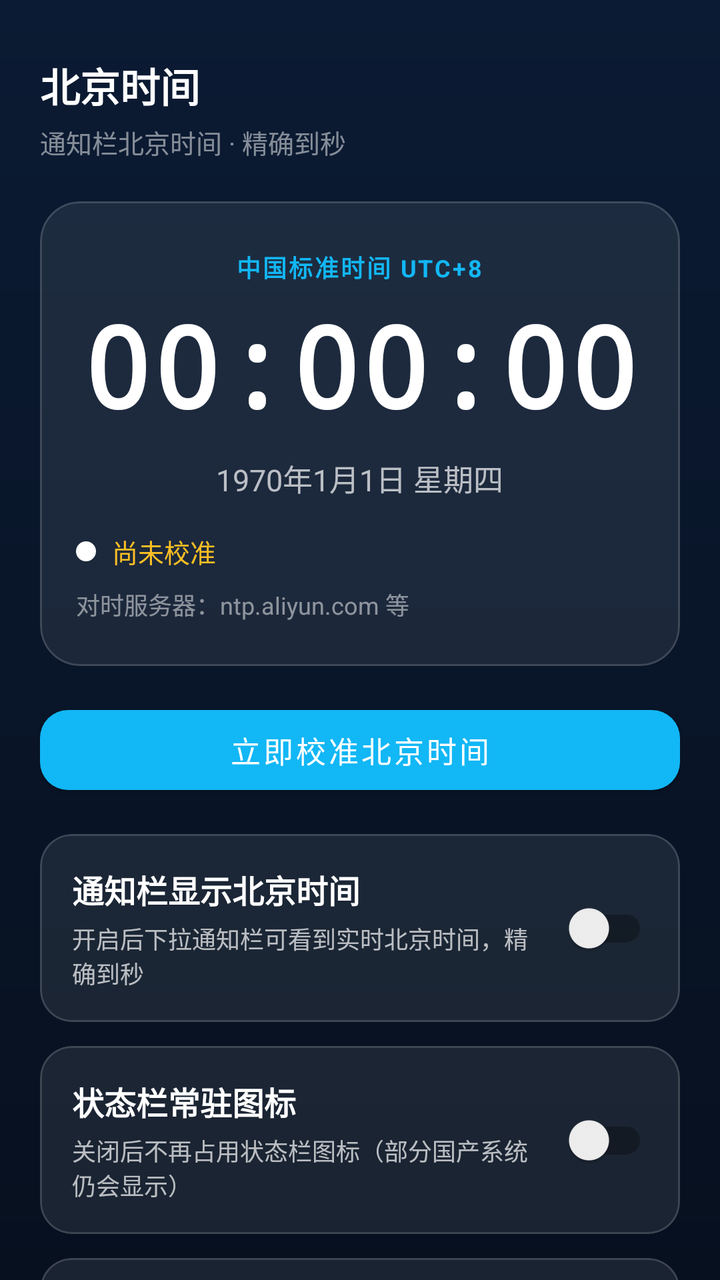
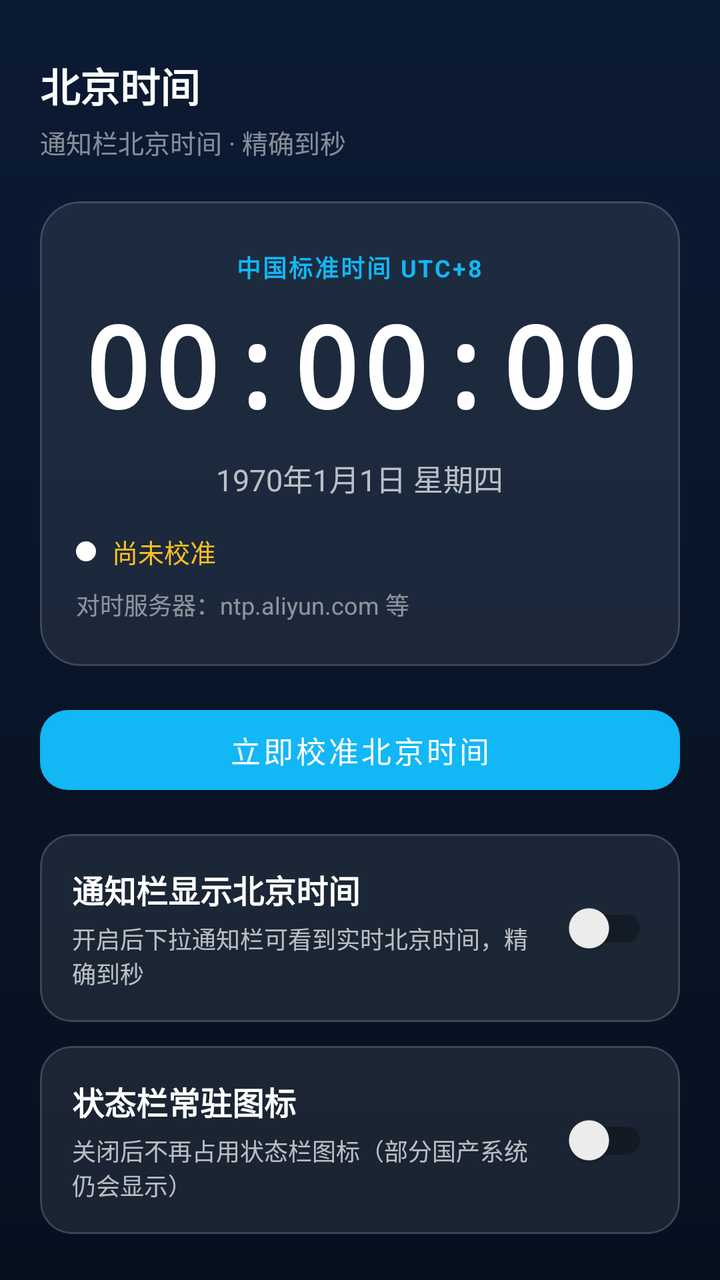

Two renders of the same Android screen: before a commit and after it. Below are the layout's source before the change and the commit's diff.
<!-- AndroidManifest.xml: application theme Theme.BeijingClock -->
<!-- res/layout/activity_main.xml -->
<?xml version="1.0" encoding="utf-8"?>
<androidx.core.widget.NestedScrollView xmlns:android="http://schemas.android.com/apk/res/android"
    xmlns:app="http://schemas.android.com/apk/res-auto"
    android:layout_width="match_parent"
    android:layout_height="match_parent"
    android:background="@drawable/bg_main"
    android:fillViewport="true">

    <LinearLayout
        android:layout_width="match_parent"
        android:layout_height="wrap_content"
        android:orientation="vertical"
        android:paddingLeft="20dp"
        android:paddingTop="28dp"
        android:paddingRight="20dp"
        android:paddingBottom="28dp">

        
        <TextView
            android:layout_width="wrap_content"
            android:layout_height="wrap_content"
            android:text="@string/app_name"
            android:textColor="@color/text_primary"
            android:textSize="20sp"
            android:textStyle="bold" />

        <TextView
            android:layout_width="wrap_content"
            android:layout_height="wrap_content"
            android:layout_marginTop="4dp"
            android:text="@string/app_subtitle"
            android:textColor="@color/text_tertiary"
            android:textSize="13sp" />

        
        <com.google.android.material.card.MaterialCardView
            android:layout_width="match_parent"
            android:layout_height="wrap_content"
            android:layout_marginTop="20dp"
            app:cardBackgroundColor="@color/card_bg"
            app:cardCornerRadius="20dp"
            app:cardElevation="0dp"
            app:strokeColor="@color/card_stroke"
            app:strokeWidth="1dp">

            <LinearLayout
                android:layout_width="match_parent"
                android:layout_height="wrap_content"
                android:gravity="center_horizontal"
                android:orientation="vertical"
                android:paddingTop="24dp"
                android:paddingBottom="22dp">

                <TextView
                    android:id="@+id/text_zone"
                    android:layout_width="wrap_content"
                    android:layout_height="wrap_content"
                    android:letterSpacing="0.08"
                    android:text="@string/zone_label"
                    android:textColor="@color/accent"
                    android:textSize="12sp"
                    android:textStyle="bold" />

                <TextView
                    android:id="@+id/text_time"
                    android:layout_width="match_parent"
                    android:layout_height="wrap_content"
                    android:layout_marginTop="10dp"
                    android:fontFamily="monospace"
                    android:gravity="center"
                    android:includeFontPadding="false"
                    android:letterSpacing="0.02"
                    android:text="00:00:00"
                    android:textColor="@color/text_primary"
                    android:textSize="56sp"
                    android:textStyle="bold" />

                <TextView
                    android:id="@+id/text_date"
                    android:layout_width="wrap_content"
                    android:layout_height="wrap_content"
                    android:layout_marginTop="10dp"
                    android:text="1970年1月1日 星期四"
                    android:textColor="@color/text_secondary"
                    android:textSize="15sp" />

                
                <LinearLayout
                    android:layout_width="match_parent"
                    android:layout_height="wrap_content"
                    android:layout_marginTop="16dp"
                    android:gravity="center_vertical"
                    android:orientation="horizontal"
                    android:paddingLeft="18dp"
                    android:paddingRight="18dp">

                    <ImageView
                        android:id="@+id/dot_status"
                        android:layout_width="10dp"
                        android:layout_height="10dp"
                        android:background="@drawable/dot_status"
                        android:contentDescription="@null" />

                    <TextView
                        android:id="@+id/text_status"
                        android:layout_width="0dp"
                        android:layout_height="wrap_content"
                        android:layout_marginLeft="8dp"
                        android:layout_weight="1"
                        android:text="尚未校准"
                        android:textColor="@color/status_warning"
                        android:textSize="13sp" />
                </LinearLayout>

                <TextView
                    android:id="@+id/text_server"
                    android:layout_width="match_parent"
                    android:layout_height="wrap_content"
                    android:layout_marginTop="8dp"
                    android:paddingLeft="18dp"
                    android:paddingRight="18dp"
                    android:text="对时服务器：ntp.aliyun.com 等"
                    android:textColor="@color/text_tertiary"
                    android:textSize="12sp" />

                <TextView
                    android:id="@+id/text_detail"
                    android:layout_width="match_parent"
                    android:layout_height="wrap_content"
                    android:layout_marginTop="6dp"
                    android:paddingLeft="18dp"
                    android:paddingRight="18dp"
                    android:textColor="@color/status_error"
                    android:textSize="12sp"
                    android:visibility="gone" />
            </LinearLayout>
        </com.google.android.material.card.MaterialCardView>

        
        <com.google.android.material.button.MaterialButton
            android:id="@+id/button_sync"
            android:layout_width="match_parent"
            android:layout_height="52dp"
            android:layout_marginTop="16dp"
            android:text="立即校准北京时间"
            android:textColor="#FFFFFFFF"
            android:textSize="15sp"
            app:backgroundTint="@color/accent"
            app:cornerRadius="14dp" />

        
        <com.google.android.material.card.MaterialCardView
            android:id="@+id/card_service"
            android:layout_width="match_parent"
            android:layout_height="wrap_content"
            android:layout_marginTop="16dp"
            app:cardBackgroundColor="@color/card_bg"
            app:cardCornerRadius="16dp"
            app:cardElevation="0dp"
            app:strokeColor="@color/card_stroke"
            app:strokeWidth="1dp">

            <LinearLayout
                android:layout_width="match_parent"
                android:layout_height="wrap_content"
                android:gravity="center_vertical"
                android:orientation="horizontal"
                android:padding="16dp">

                <LinearLayout
                    android:layout_width="0dp"
                    android:layout_height="wrap_content"
                    android:layout_weight="1"
                    android:orientation="vertical">

                    <TextView
                        android:layout_width="wrap_content"
                        android:layout_height="wrap_content"
                        android:text="通知栏显示北京时间"
                        android:textColor="@color/text_primary"
                        android:textSize="16sp"
                        android:textStyle="bold" />

                    <TextView
                        android:layout_width="match_parent"
                        android:layout_height="wrap_content"
                        android:layout_marginTop="4dp"
                        android:text="开启后下拉通知栏可看到实时北京时间，精确到秒"
                        android:textColor="@color/text_secondary"
                        android:textSize="12sp" />
                </LinearLayout>

                <androidx.appcompat.widget.SwitchCompat
                    android:id="@+id/switch_service"
                    android:layout_width="wrap_content"
                    android:layout_height="wrap_content"
                    android:layout_marginLeft="12dp" />
            </LinearLayout>
        </com.google.android.material.card.MaterialCardView>

        
        <com.google.android.material.card.MaterialCardView
            android:id="@+id/card_icon"
            android:layout_width="match_parent"
            android:layout_height="wrap_content"
            android:layout_marginTop="12dp"
            app:cardBackgroundColor="@color/card_bg"
            app:cardCornerRadius="16dp"
            app:cardElevation="0dp"
            app:strokeColor="@color/card_stroke"
            app:strokeWidth="1dp">

            <LinearLayout
                android:layout_width="match_parent"
                android:layout_height="wrap_content"
                android:gravity="center_vertical"
                android:orientation="horizontal"
                android:padding="16dp">

                <LinearLayout
                    android:layout_width="0dp"
                    android:layout_height="wrap_content"
                    android:layout_weight="1"
                    android:orientation="vertical">

                    <TextView
                        android:layout_width="wrap_content"
                        android:layout_height="wrap_content"
                        android:text="状态栏常驻图标"
                        android:textColor="@color/text_primary"
                        android:textSize="16sp"
                        android:textStyle="bold" />

                    <TextView
                        android:layout_width="match_parent"
                        android:layout_height="wrap_content"
                        android:layout_marginTop="4dp"
                        android:text="关闭后不再占用状态栏图标（部分国产系统仍会显示）"
                        android:textColor="@color/text_secondary"
                        android:textSize="12sp" />
                </LinearLayout>

                <androidx.appcompat.widget.SwitchCompat
                    android:id="@+id/switch_icon"
                    android:layout_width="wrap_content"
                    android:layout_height="wrap_content"
                    android:layout_marginLeft="12dp" />
            </LinearLayout>
        </com.google.android.material.card.MaterialCardView>

        
        <com.google.android.material.card.MaterialCardView
            android:id="@+id/card_persist"
            android:layout_width="match_parent"
            android:layout_height="wrap_content"
            android:layout_marginTop="12dp"
            app:cardBackgroundColor="@color/card_bg"
            app:cardCornerRadius="16dp"
            app:cardElevation="0dp"
            app:strokeColor="@color/card_stroke"
            app:strokeWidth="1dp">

            <LinearLayout
                android:layout_width="match_parent"
                android:layout_height="wrap_content"
                android:gravity="center_vertical"
                android:orientation="horizontal"
                android:padding="16dp">

                <LinearLayout
                    android:layout_width="0dp"
                    android:layout_height="wrap_content"
                    android:layout_weight="1"
                    android:orientation="vertical">

                    <TextView
                        android:layout_width="wrap_content"
                        android:layout_height="wrap_content"
                        android:text="退出后仍然显示"
                        android:textColor="@color/text_primary"
                        android:textSize="16sp"
                        android:textStyle="bold" />

                    <TextView
                        android:layout_width="match_parent"
                        android:layout_height="wrap_content"
                        android:layout_marginTop="4dp"
                        android:text="开启后从最近任务划掉本应用，通知栏的时间不会消失；关闭则随应用一起退出"
                        android:textColor="@color/text_secondary"
                        android:textSize="12sp" />
                </LinearLayout>

                <androidx.appcompat.widget.SwitchCompat
                    android:id="@+id/switch_persist"
                    android:layout_width="wrap_content"
                    android:layout_height="wrap_content"
                    android:layout_marginLeft="12dp" />
            </LinearLayout>
        </com.google.android.material.card.MaterialCardView>

        
        <com.google.android.material.card.MaterialCardView
            android:id="@+id/card_recents"
            android:layout_width="match_parent"
            android:layout_height="wrap_content"
            android:layout_marginTop="12dp"
            app:cardBackgroundColor="@color/card_bg"
            app:cardCornerRadius="16dp"
            app:cardElevation="0dp"
            app:strokeColor="@color/card_stroke"
            app:strokeWidth="1dp">

            <LinearLayout
                android:layout_width="match_parent"
                android:layout_height="wrap_content"
                android:gravity="center_vertical"
                android:orientation="horizontal"
                android:padding="16dp">

                <LinearLayout
                    android:layout_width="0dp"
                    android:layout_height="wrap_content"
                    android:layout_weight="1"
                    android:orientation="vertical">

                    <TextView
                        android:layout_width="wrap_content"
                        android:layout_height="wrap_content"
                        android:text="从最近任务隐藏"
                        android:textColor="@color/text_primary"
                        android:textSize="16sp"
                        android:textStyle="bold" />

                    <TextView
                        android:layout_width="match_parent"
                        android:layout_height="wrap_content"
                        android:layout_marginTop="4dp"
                        android:text="开启后本应用不再出现在最近任务里，也就没有「划掉后台」这个动作，通知栏时间最不容易中断。代价是通知栏成为进入应用的唯一入口，不要关闭通知权限。重新打开应用生效"
                        android:textColor="@color/text_secondary"
                        android:textSize="12sp" />
                </LinearLayout>

                <androidx.appcompat.widget.SwitchCompat
                    android:id="@+id/switch_recents"
                    android:layout_width="wrap_content"
                    android:layout_height="wrap_content"
                    android:layout_marginLeft="12dp" />
            </LinearLayout>
        </com.google.android.material.card.MaterialCardView>

        
        <TextView
            android:id="@+id/text_runtime_state"
            android:layout_width="match_parent"
            android:layout_height="wrap_content"
            android:layout_marginTop="12dp"
            android:paddingLeft="4dp"
            android:paddingRight="4dp"
            android:textColor="@color/text_secondary"
            android:textSize="12sp" />

        
        <com.google.android.material.button.MaterialButton
            android:id="@+id/button_settings"
            style="@style/Widget.MaterialComponents.Button.OutlinedButton"
            android:layout_width="match_parent"
            android:layout_height="46dp"
            android:layout_marginTop="18dp"
            android:text="后台 / 通知设置"
            android:textColor="@color/text_primary"
            android:textSize="14sp"
            app:cornerRadius="12dp"
            app:strokeColor="@color/card_stroke" />

        <TextView
            android:layout_width="match_parent"
            android:layout_height="wrap_content"
            android:layout_marginTop="18dp"
            android:gravity="center"
            android:text="时区固定为 Asia/Shanghai（UTC+8），与手机系统时区无关"
            android:textColor="@color/text_tertiary"
            android:textSize="11sp" />
    </LinearLayout>
</androidx.core.widget.NestedScrollView>
<!-- resources referenced by this layout -->
<resources>
  <color name="accent">#FF12B7F5</color>
  <color name="card_bg">#14FFFFFF</color>
  <color name="card_stroke">#26FFFFFF</color>
  <color name="status_error">#FFF87171</color>
  <color name="status_warning">#FFFBBF24</color>
  <color name="text_primary">#FFFFFFFF</color>
  <color name="text_secondary">#B3FFFFFF</color>
  <color name="text_tertiary">#80FFFFFF</color>
  <!-- drawable bg_main (drawable) -->
  <?xml version="1.0" encoding="utf-8"?>
  <shape xmlns:android="http://schemas.android.com/apk/res/android"
      android:shape="rectangle">
      <gradient
          android:angle="270"
          android:startColor="@color/bg_top"
          android:endColor="@color/bg_bottom"
          android:type="linear" />
  </shape>
  <!-- drawable dot_status (drawable) -->
  <?xml version="1.0" encoding="utf-8"?>
  <shape xmlns:android="http://schemas.android.com/apk/res/android"
      android:shape="oval">
      <solid android:color="@color/dot_placeholder" />
      <size
          android:width="10dp"
          android:height="10dp" />
  </shape>
  <string name="app_name">北京时间</string>
  <string name="app_subtitle">通知栏北京时间 · 精确到秒</string>
  <string name="zone_label">中国标准时间 UTC+8</string>
  <style name="Theme.BeijingClock" parent="Theme.MaterialComponents.DayNight.NoActionBar">
          <item name="colorPrimary">@color/accent</item>
          <item name="colorPrimaryVariant">@color/accent_dark</item>
          <item name="colorOnPrimary">#FFFFFFFF</item>
          <item name="colorSecondary">@color/accent</item>
          <item name="colorSecondaryVariant">@color/accent_dark</item>
          <item name="colorOnSecondary">#FFFFFFFF</item>
          <item name="colorAccent">@color/accent</item>
          <item name="colorSurface">@color/bg_top</item>
          <item name="colorOnSurface">@color/text_primary</item>
          <item name="android:windowBackground">@color/bg_bottom</item>
          <item name="android:statusBarColor">@color/bg_top</item>
          <item name="android:navigationBarColor">@color/bg_bottom</item>
          <item name="android:textColorPrimary">@color/text_primary</item>
          <item name="android:textColorSecondary">@color/text_secondary</item>
      </style>
  <color name="bg_top">#FF0B1B33</color>
  <color name="bg_bottom">#FF07101F</color>
  <color name="dot_placeholder">#FFFFFFFF</color>
  <color name="accent_dark">#FF0A84C4</color>
</resources>

<!-- the commit's change to res/layout/activity_main.xml (unified diff, before → after) -->
@@ -249,128 +249,37 @@
         </com.google.android.material.card.MaterialCardView>
 
         
-        <com.google.android.material.card.MaterialCardView
-            android:id="@+id/card_persist"
-            android:layout_width="match_parent"
-            android:layout_height="wrap_content"
-            android:layout_marginTop="12dp"
-            app:cardBackgroundColor="@color/card_bg"
-            app:cardCornerRadius="16dp"
-            app:cardElevation="0dp"
-            app:strokeColor="@color/card_stroke"
-            app:strokeWidth="1dp">
-
-            <LinearLayout
-                android:layout_width="match_parent"
-                android:layout_height="wrap_content"
-                android:gravity="center_vertical"
-                android:orientation="horizontal"
-                android:padding="16dp">
-
-                <LinearLayout
-                    android:layout_width="0dp"
-                    android:layout_height="wrap_content"
-                    android:layout_weight="1"
-                    android:orientation="vertical">
-
-                    <TextView
-                        android:layout_width="wrap_content"
-                        android:layout_height="wrap_content"
-                        android:text="退出后仍然显示"
-                        android:textColor="@color/text_primary"
-                        android:textSize="16sp"
-                        android:textStyle="bold" />
-
-                    <TextView
-                        android:layout_width="match_parent"
-                        android:layout_height="wrap_content"
-                        android:layout_marginTop="4dp"
-                        android:text="开启后从最近任务划掉本应用，通知栏的时间不会消失；关闭则随应用一起退出"
-                        android:textColor="@color/text_secondary"
-                        android:textSize="12sp" />
-                </LinearLayout>
-
-                <androidx.appcompat.widget.SwitchCompat
-                    android:id="@+id/switch_persist"
-                    android:layout_width="wrap_content"
-                    android:layout_height="wrap_content"
-                    android:layout_marginLeft="12dp" />
-            </LinearLayout>
-        </com.google.android.material.card.MaterialCardView>
-
-        
-        <com.google.android.material.card.MaterialCardView
-            android:id="@+id/card_recents"
-            android:layout_width="match_parent"
-            android:layout_height="wrap_content"
-            android:layout_marginTop="12dp"
-            app:cardBackgroundColor="@color/card_bg"
-            app:cardCornerRadius="16dp"
-            app:cardElevation="0dp"
-            app:strokeColor="@color/card_stroke"
-            app:strokeWidth="1dp">
-
-            <LinearLayout
-                android:layout_width="match_parent"
-                android:layout_height="wrap_content"
-                android:gravity="center_vertical"
-                android:orientation="horizontal"
-                android:padding="16dp">
-
-                <LinearLayout
-                    android:layout_width="0dp"
-                    android:layout_height="wrap_content"
-                    android:layout_weight="1"
-                    android:orientation="vertical">
-
-                    <TextView
-                        android:layout_width="wrap_content"
-                        android:layout_height="wrap_content"
-                        android:text="从最近任务隐藏"
-                        android:textColor="@color/text_primary"
-                        android:textSize="16sp"
-                        android:textStyle="bold" />
-
-                    <TextView
-                        android:layout_width="match_parent"
-                        android:layout_height="wrap_content"
-                        android:layout_marginTop="4dp"
-                        android:text="开启后本应用不再出现在最近任务里，也就没有「划掉后台」这个动作，通知栏时间最不容易中断。代价是通知栏成为进入应用的唯一入口，不要关闭通知权限。重新打开应用生效"
-                        android:textColor="@color/text_secondary"
-                        android:textSize="12sp" />
-                </LinearLayout>
-
-                <androidx.appcompat.widget.SwitchCompat
-                    android:id="@+id/switch_recents"
-                    android:layout_width="wrap_content"
-                    android:layout_height="wrap_content"
-                    android:layout_marginLeft="12dp" />
-            </LinearLayout>
-        </com.google.android.material.card.MaterialCardView>
-
-        
-        <TextView
-            android:id="@+id/text_runtime_state"
-            android:layout_width="match_parent"
-            android:layout_height="wrap_content"
-            android:layout_marginTop="12dp"
-            android:paddingLeft="4dp"
-            android:paddingRight="4dp"
-            android:textColor="@color/text_secondary"
-            android:textSize="12sp" />
-
-        
-        <com.google.android.material.button.MaterialButton
-            android:id="@+id/button_settings"
-            style="@style/Widget.MaterialComponents.Button.OutlinedButton"
-            android:layout_width="match_parent"
-            android:layout_height="46dp"
+        <LinearLayout
+            android:layout_width="match_parent"
+            android:layout_height="wrap_content"
             android:layout_marginTop="18dp"
-            android:text="后台 / 通知设置"
-            android:textColor="@color/text_primary"
-            android:textSize="14sp"
-            app:cornerRadius="12dp"
-            app:strokeColor="@color/card_stroke" />
+            android:orientation="horizontal">
+
+            <com.google.android.material.button.MaterialButton
+                android:id="@+id/button_settings"
+                style="@style/Widget.MaterialComponents.Button.OutlinedButton"
+                android:layout_width="0dp"
+                android:layout_height="46dp"
+                android:layout_weight="1"
+                android:text="后台 / 通知设置"
+                android:textColor="@color/text_primary"
+                android:textSize="14sp"
+                app:cornerRadius="12dp"
+                app:strokeColor="@color/card_stroke" />
+
+            <com.google.android.material.button.MaterialButton
+                android:id="@+id/button_info"
+                style="@style/Widget.MaterialComponents.Button.OutlinedButton"
+                android:layout_width="0dp"
+                android:layout_height="46dp"
+                android:layout_marginLeft="12dp"
+                android:layout_weight="1"
+                android:text="使用说明"
+                android:textColor="@color/text_primary"
+                android:textSize="14sp"
+                app:cornerRadius="12dp"
+                app:strokeColor="@color/card_stroke" />
+        </LinearLayout>
 
         <TextView
             android:layout_width="match_parent"
